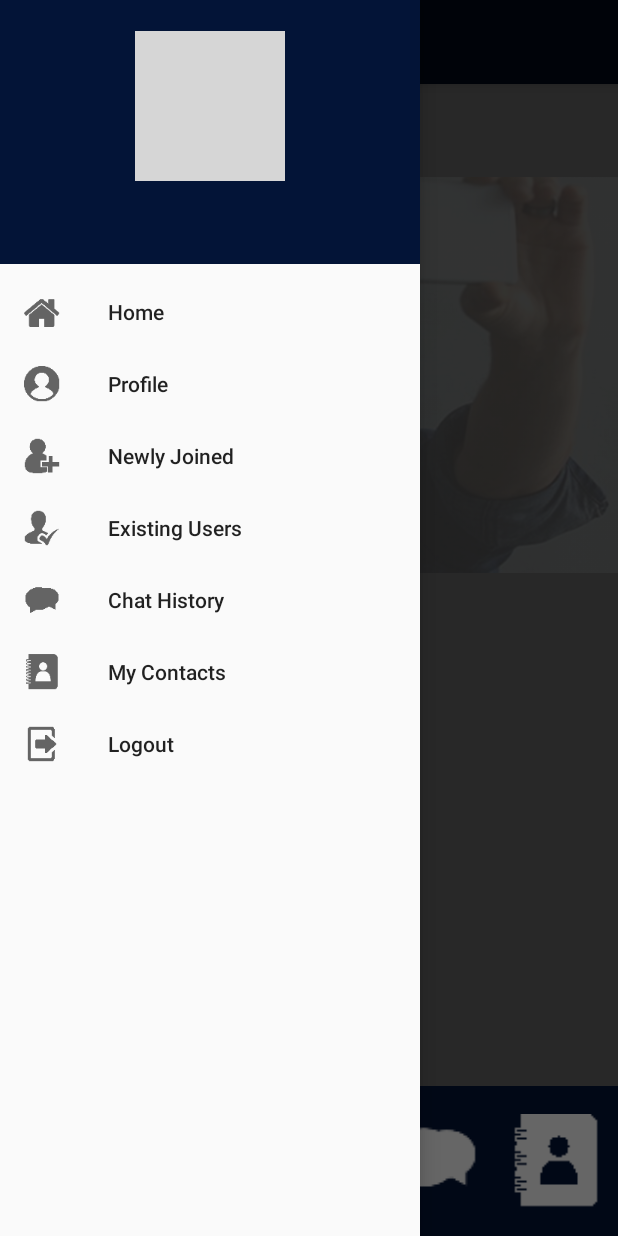
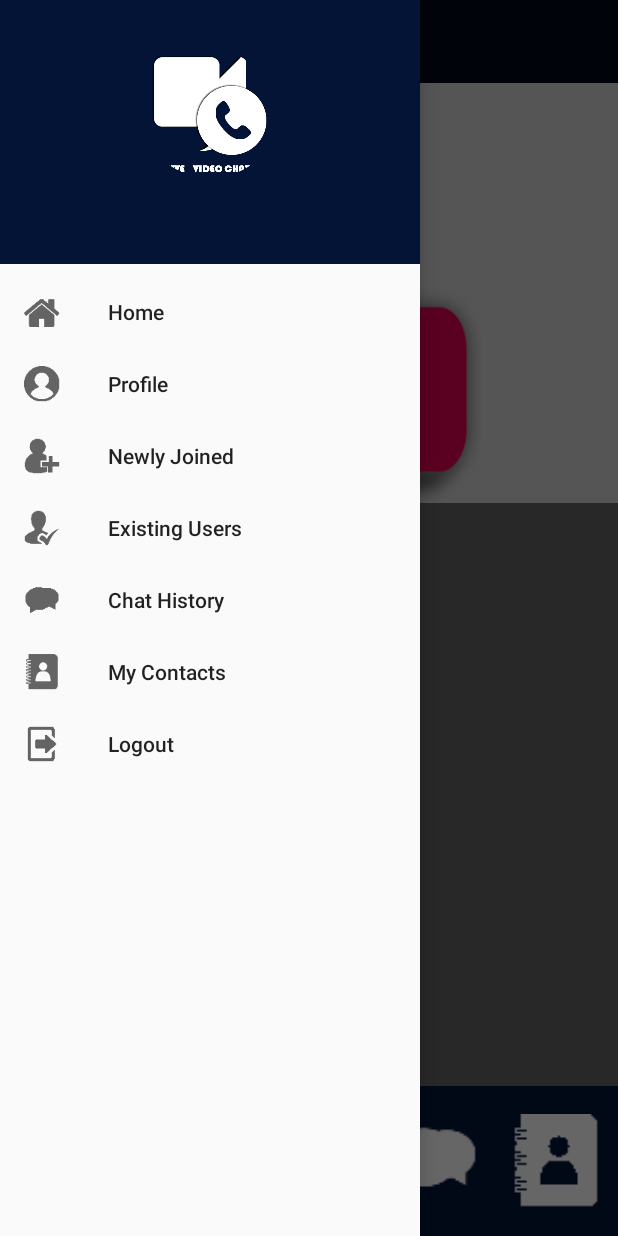
Before and after one commit to nehaTom/Random_VideoCall_Application, an Android app: the Home2 screen opened directly, with no data from a screen before it, with the side drawer open, on a phone screen of 412 x 824 dp. Run offline under Robolectric (Android 15) with nearby library versions, the phone set to English and light mode, and no system bars; our stand-ins replace AdMob, CircleImageView; libraries missing offline, so code that uses them is left out: com.quickblox.auth, com.quickblox.chat, com.quickblox.core, com.quickblox.customobjects, com.quickblox.users and 1 more; 1 statement that could not run was skipped; grey boxes are pictures that could not be loaded.

Commit message:
HomeScreenChanges

```diff
--- a/app/src/main/java/com/example/abc/random_videocall_application/ChatDialogsActivity.java
+++ b/app/src/main/java/com/example/abc/random_videocall_application/ChatDialogsActivity.java
@@ -165,6 +165,7 @@ public class ChatDialogsActivity extends AppCompatActivity implements QBSystemMe
 
     private void setUserName() {
         String name = sharedPreferences.getString("PName", "");
+        user_name_appmenu.setText(name);
     }
 
     private void setLogout() {
--- a/app/src/main/java/com/example/abc/random_videocall_application/list_user_activity.java
+++ b/app/src/main/java/com/example/abc/random_videocall_application/list_user_activity.java
@@ -226,6 +226,7 @@ public class list_user_activity extends AppCompatActivity implements QBSystemMes
 
     private void setUserName() {
         String name = sharedPreferences.getString("PName", "");
+        user_name_appmenu.setText(name);
     }
 
     private void tryReLoginToChat() {
--- a/app/src/main/res/drawable/blue_bg_cornner.xml
+++ b/app/src/main/res/drawable/blue_bg_cornner.xml
@@ -4,7 +4,7 @@
 
         <item>
             <shape android:shape="rectangle">
-                <solid android:color="#45629d"/>
+                <solid android:color="#031437"/>
                 <!--corners allow us to make the rounded corners button-->
                 <corners android:radius="30dp" />
             </shape>
--- a/app/src/main/res/layout/activity_home2.xml
+++ b/app/src/main/res/layout/activity_home2.xml
@@ -21,7 +21,18 @@
         <LinearLayout
             android:layout_width="match_parent"
             android:layout_height="wrap_content"
-            android:orientation="vertical"></LinearLayout>
+            android:layout_marginTop="55dp"
+            android:background="@drawable/home_screen_background_image"
+            android:orientation="vertical">
+            <ImageView
+                android:id="@+id/randomCall"
+                android:layout_width="275dp"
+                android:layout_height="150dp"
+                android:layout_marginTop="130dp"
+                android:layout_marginLeft="45dp"
+                android:background="@drawable/background_img"
+                android:scaleType="fitCenter" />
+        </LinearLayout>
 
         <include
             layout="@layout/activity_footer"
@@ -29,13 +40,7 @@
             android:layout_height="100dp"
             android:layout_alignParentBottom="true" />
 
-        <ImageView
-            android:id="@+id/randomCall"
-            android:layout_width="match_parent"
-            android:layout_height="300dp"
-            android:layout_marginTop="100dp"
-            android:background="@drawable/background_img"
-            android:scaleType="fitCenter" />
+
 
     </RelativeLayout>
 
--- a/app/src/main/res/layout/nav_header_home2.xml
+++ b/app/src/main/res/layout/nav_header_home2.xml
@@ -18,7 +18,7 @@
         android:layout_height="100dp"
         android:layout_centerHorizontal="true"
         android:layout_centerVertical="true"
-        android:src="@drawable/draw_pic"
+        android:src="@drawable/applogo"
         app:civ_border_color="@color/dark_blue"
         app:civ_border_width="2dp" />
 
```
Also changed, not shown: app/src/main/java/com/example/abc/random_videocall_application/Profile.java (+12 -1 lines), app/src/main/res/layout/activity_profile.xml (+15 -1 lines), app/src/main/res/drawable-hdpi/background_img.png (deleted), app/src/main/res/drawable-mdpi/background_img.png (deleted), app/src/main/res/drawable-xhdpi/background_img.png (deleted), app/src/main/res/drawable-xxhdpi/background_img.png (deleted), app/src/main/res/drawable/background_img.png.
